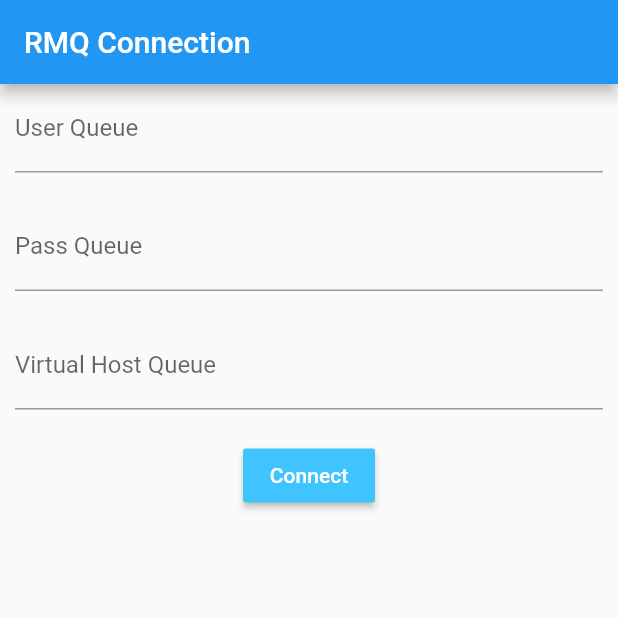
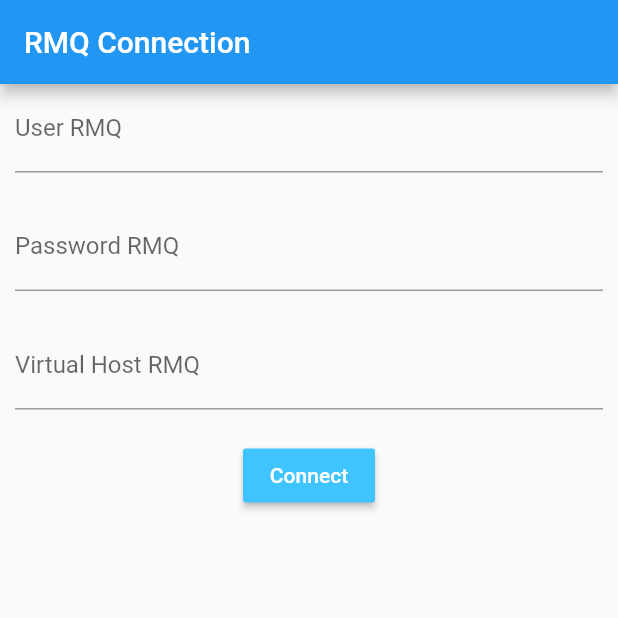
Before and after one commit to pptik/sample-workshop-flutter, a Flutter app: the screen it shows after launch, on a phone screen of 412 x 824 dp, the top half of it. Run offline on Flutter 3.47's test engine with Material 2 defaults, Android fonts, the phone set to English and light mode, and no system bars; missing offline and left inert: dart_amqp, flare_splash_screen.

```diff
--- a/lib/form_view.dart
+++ b/lib/form_view.dart
@@ -26,8 +26,8 @@ class _FormViewState extends State<FormView>{
               maxLines: 2,
               controller:user_queue,
               decoration: InputDecoration(
-                hintText: "User Queue",
-                labelText: 'User Queue',
+                hintText: "User RMQ",
+                labelText: 'User RMQ',
               ),
             ),
             SizedBox(height: 20,),
@@ -36,8 +36,8 @@ class _FormViewState extends State<FormView>{
               maxLines: 2,
               controller:pass_queue,
               decoration: InputDecoration(
-                hintText: "Pass Queue",
-                labelText: 'Pass Queue',
+                hintText: "Password RMQ",
+                labelText: 'Password RMQ',
               ),
             ),
             SizedBox(height: 20,),
@@ -46,8 +46,8 @@ class _FormViewState extends State<FormView>{
               maxLines: 2,
               controller:vhost_queue,
               decoration: InputDecoration(
-                hintText: "Vhost Queue",
-                labelText: 'Virtual Host Queue',
+                hintText: "Virtual Host RMQ",
+                labelText: 'Virtual Host RMQ',
               ),
             ),
             SizedBox(height: 20,),
--- a/lib/main.dart
+++ b/lib/main.dart
@@ -1,3 +1,4 @@
+import 'package:flare_splash_screen/flare_splash_screen.dart';
 import 'package:flutter/material.dart';
 import 'package:workshop_du_di_simple/form_view.dart';
 import 'package:workshop_du_di_simple/home_view.dart';
@@ -11,11 +12,13 @@ class MyApp extends StatelessWidget {
   Widget build(BuildContext context) {
     return MaterialApp(
       title: 'Flutter Demo',
+      debugShowCheckedModeBanner: false,
       theme: ThemeData(
         primarySwatch: Colors.blue,
+
         visualDensity: VisualDensity.adaptivePlatformDensity,
       ),
-      home: FormView(),
+      home:FormView()
     );
   }
 }
```
Also changed, not shown: pubspec.yaml (+10 -4 lines), assets/images/humidity.png (added), pubspec.lock, 26 other files.
